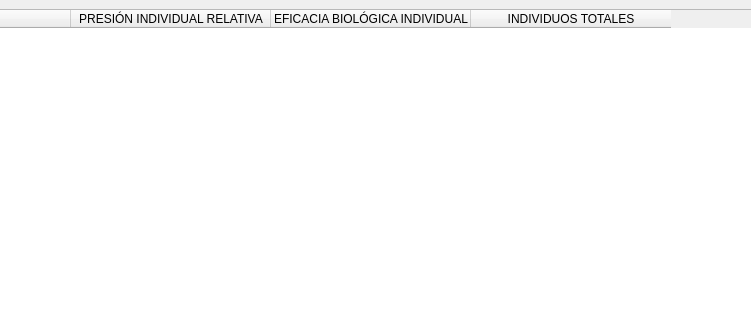
Qt form SIMULATION.ui (Charliek794/CA) before a commit; both pictures show x 139 to 890 and y 0 to 320 of the 992 by 815 pixel window.
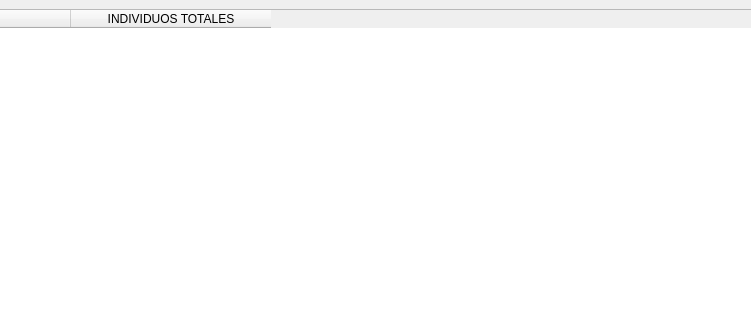
The same form after that commit.

Diff of the .ui file:
```diff
--- a/SIMULATION.ui
+++ b/SIMULATION.ui
@@ -55,16 +55,6 @@
         <string>ESPECIE</string>
        </property>
       </column>
-      <column>
-       <property name="text">
-        <string>PRESIÓN INDIVIDUAL RELATIVA</string>
-       </property>
-      </column>
-      <column>
-       <property name="text">
-        <string>EFICACIA BIOLÓGICA INDIVIDUAL</string>
-       </property>
-      </column>
       <column>
        <property name="text">
         <string>INDIVIDUOS TOTALES</string>
```
Left out of the diff: 2 changed lines with no effect on the pictures.
